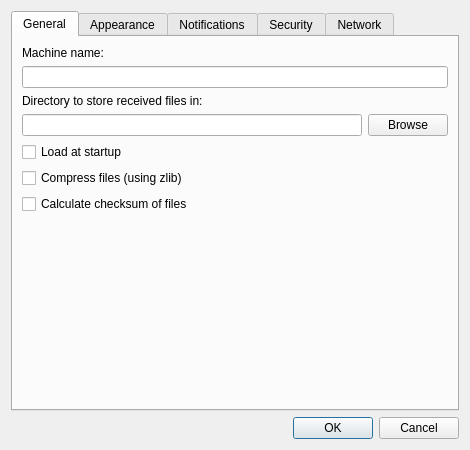
The window that nitroshare/ui/CSettingsDialog.ui (nathan-osman/NitroShare-Mac) describes before a commit, drawn with Qt 5.
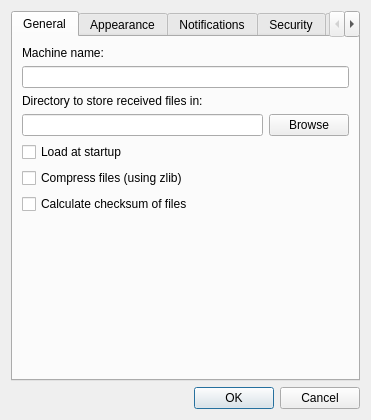
The same window after the commit. Icons and pictures are not drawn.

Commit message:
Removed "grip" handle on windows.
When it made sense not to have certain windows resized larger, resize
grip handle is removed.

```diff
--- a/nitroshare/ui/CSettingsDialog.ui
+++ b/nitroshare/ui/CSettingsDialog.ui
@@ -10,10 +10,22 @@
     <height>450</height>
    </rect>
   </property>
+  <property name="sizePolicy">
+   <sizepolicy hsizetype="Fixed" vsizetype="Fixed">
+    <horstretch>0</horstretch>
+    <verstretch>0</verstretch>
+   </sizepolicy>
+  </property>
   <property name="windowTitle">
    <string>NitroShare Settings</string>
   </property>
+  <property name="sizeGripEnabled">
+   <bool>false</bool>
+  </property>
   <layout class="QVBoxLayout" name="verticalLayout">
+   <property name="sizeConstraint">
+    <enum>QLayout::SetFixedSize</enum>
+   </property>
    <item>
     <widget class="QTabWidget" name="Tabs">
      <property name="currentIndex">
```
The commit also changes 2 other files.
